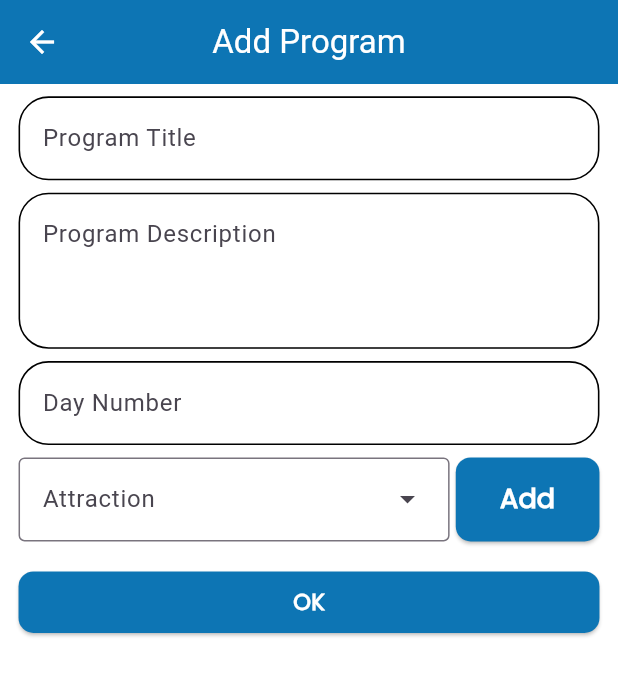
After one commit to hesham81/travel-go, a Flutter app: the ExploreProgram screen opened directly, after a tap on "New Program", on a phone screen of 412 x 824 dp. The commit adds this screen. Shown: the top 676 px of the screen. Run offline on Flutter 3.47's test engine with Material 3 defaults, Android fonts, the light colour scheme and no system bars; our stand-ins replace animate_do, bot_toast, chips_choice, cloud_firestore, country_picker, dash_chat_2 and 13 more; missing offline and left inert: awesome_alert, country_state_city_picker, email_otp, google_gemini, phone_form_field; accounts and stored records are empty; network calls fail; key blocks and very long unbroken strings in the code were emptied for the run.

Commit message:
ending of add programs and link it with attractions

```diff
--- a/lib/core/utils/attractions_db.dart
+++ b/lib/core/utils/attractions_db.dart
@@ -45,7 +45,8 @@ abstract class AttractionsDB {
     }
   }
 
-  static Future<bool> editAttraction(AttractionsModel lastModel ,AttractionsModel newModel ) async {
+  static Future<bool> editAttraction(
+      AttractionsModel lastModel, AttractionsModel newModel) async {
     try {
       QuerySnapshot querySnapshot = await _firestore
           .where(
@@ -66,4 +67,14 @@ abstract class AttractionsDB {
       return false;
     }
   }
+
+  static Future<List<AttractionsModel>> getAttractionsList() {
+   return  _collectionRef().get().then(
+          (value) => value.docs
+              .map(
+                (e) => e.data(),
+              )
+              .toList(),
+        );
+  }
 }
--- a/lib/core/utils/programs_collections.dart
+++ b/lib/core/utils/programs_collections.dart
@@ -13,14 +13,14 @@ abstract class ProgramsCollections {
     );
   }
 
-  static addProgram(Program model) async {
+  static Future<bool> addProgram(Program model) async {
     try {
       var id = IdGenerator.generateId(
           value1: model.programTitle, value2: model.programDetails);
       await _colRef().doc(id).set(model);
-      print("Done");
+      return Future.value(true);
     } catch (error) {
-      print("Error ${error}");
+      return Future.value(false);
     }
   }
 
@@ -33,4 +33,8 @@ abstract class ProgramsCollections {
               .toList(),
         );
   }
+  static Stream<QuerySnapshot<Program>> getStreamPrograms()
+  {
+    return _colRef().snapshots();
+  }
 }
--- a/lib/core/widget/dividers_word.dart
+++ b/lib/core/widget/dividers_word.dart
@@ -28,7 +28,7 @@ class DividersWord extends StatelessWidget {
             text,
             style: const TextStyle(
               fontSize: 12,
-              color: AppColors.blackColor,
+              color: AppColors.newBlueColor,
             ),
           ),
         ),
--- a/lib/main.dart
+++ b/lib/main.dart
@@ -6,6 +6,9 @@ import 'package:flutter_gemini/flutter_gemini.dart';
 import 'package:google_gemini/google_gemini.dart';
 import 'package:supabase_flutter/supabase_flutter.dart';
 import 'package:travel_go/modules/layout/pages/admin/pages/attractions/widget/selected_deleted_widget.dart';
+import 'package:travel_go/modules/layout/pages/admin/pages/programs/pages/delete_program.dart';
+import 'package:travel_go/modules/layout/pages/admin/pages/programs/pages/edit_program.dart';
+import 'package:travel_go/modules/layout/pages/admin/pages/programs/pages/new_program.dart';
 import 'package:travel_go/modules/layout/pages/manager/pages/manager_home/manager_home_screen.dart';
 import '/modules/layout/pages/admin/pages/attractions/pages/delete_attractions/pages/delete_selected_attraction.dart';
 import '/modules/layout/pages/admin/pages/attractions/pages/update_attractions/pages/selected_attraction.dart';
@@ -86,6 +89,9 @@ class MyApp extends StatelessWidget {
         ReservationScreen.routeName: (context) => ReservationScreen(),
         ManagerHomeScreen.routeName: (context) => ManagerHomeScreen(),
         SelectedDeletedWidget.routeName: (context) => SelectedDeletedWidget(),
+        NewProgram.routeName: (context) => NewProgram(),
+        EditProgram.routeName: (context) => EditProgram(),
+        DeleteProgram.routeName: (context) => DeleteProgram(),
       },
     );
   }
--- a/lib/models/trip_program_line.dart
+++ b/lib/models/trip_program_line.dart
@@ -31,4 +31,5 @@ class TripProgramLine {
       tripId: map['tripId'],
     );
   }
+
 }
--- a/lib/modules/layout/pages/admin/menna/adminhome.dart
+++ b/lib/modules/layout/pages/admin/menna/adminhome.dart
@@ -1,7 +1,7 @@
 import 'package:flutter/material.dart';
 import 'package:travel_go/core/theme/app_colors.dart';
 import 'package:travel_go/modules/layout/pages/admin/menna/trippp/trip_admin_screen.dart';
-import 'package:travel_go/modules/layout/pages/admin/pages/programs/pages/edit_programs.dart';
+import 'package:travel_go/modules/layout/pages/admin/pages/programs/pages/explore_programs.dart';
 import '/modules/layout/pages/admin/menna/trippp/trip_admin_bug.dart';
 import '/modules/layout/pages/admin/pages/attractions/pages/browse_attractions/pages/browse_attractions.dart';
 import '/modules/layout/pages/admin/pages/attractions/pages/delete_attractions/pages/delete_attraction.dart';
@@ -185,7 +185,7 @@ class AdminHomeScreen extends StatelessWidget {
     "Delete Trip": () => BrowseTripScreen(trips: trips),
     "New Trip": () => NewTripScreen(),
     "Update Trip": () => BrowseTripScreen(trips: trips),
-    "New Program": () => EditPrograms(),
+    "Programs": () => ExploreProgram(),
     "Assign Flight": () => Addflight(),
     "Assign Hotel": () => Addflight(),
     "Browse Flight": () => Browseflight(),
@@ -222,7 +222,7 @@ class AdminHomeScreen extends StatelessWidget {
             "Delete Trip",
             "New Trip",
             "Update Trip",
-            "New Program",
+            "Programs",
             "Assign Flight",
             "Assign Hotel"
           ]
--- /dev/null
+++ b/lib/modules/layout/pages/admin/pages/programs/pages/delete_program.dart
@@ -0,0 +1,15 @@
+import 'package:flutter/material.dart';
+import 'package:travel_go/modules/layout/pages/admin/menna/trippp/model/programs.dart';
+
+class DeleteProgram extends StatelessWidget {
+  static const routeName = '/delete_program';
+  const DeleteProgram({super.key});
+
+  @override
+  Widget build(BuildContext context) {
+    var model = ModalRoute.of(context)!.settings.arguments as Program;
+    var theme = Theme.of(context).textTheme;
+
+    return const Placeholder();
+  }
+}
--- /dev/null
+++ b/lib/modules/layout/pages/admin/pages/programs/pages/explore_programs.dart
@@ -0,0 +1,130 @@
+import 'package:flutter/material.dart';
+import '/core/extensions/align.dart';
+import '/core/extensions/extensions.dart';
+import '/core/utils/programs_collections.dart';
+import '/core/widget/custom_elevated_button.dart';
+import '/modules/layout/pages/admin/menna/trippp/model/programs.dart';
+import '/modules/layout/pages/admin/pages/programs/pages/new_program.dart';
+import '/modules/layout/pages/admin/pages/programs/widget/build_program_widget.dart';
+
+import '/core/theme/app_colors.dart';
+
+class ExploreProgram extends StatefulWidget {
+  const ExploreProgram({super.key});
+
+  @override
+  State<ExploreProgram> createState() => _ExploreProgramState();
+}
+
+class _ExploreProgramState extends State<ExploreProgram> {
+  TextEditingController searchController = TextEditingController();
+  List<Program> programs = [];
+
+  @override
+  void initState() {
+    super.initState();
+  }
+
+  @override
+  Widget build(BuildContext context) {
+    var theme = Theme.of(context).textTheme;
+    return Scaffold(
+      appBar: AppBar(
+        title: Text(
+          "Travel Go",
+          style: theme.titleLarge!.copyWith(
+            color: AppColors.whiteColor,
+          ),
+        ),
+      ),
+      body: SingleChildScrollView(
+        child: Column(
+          crossAxisAlignment: CrossAxisAlignment.stretch,
+          children: [
+            0.01.height.hSpace,
+            StreamBuilder(
+              stream: ProgramsCollections.getStreamPrograms(),
+              builder: (context, snapshot) {
+                if (!snapshot.hasData) {
+                  return Column(
+                    mainAxisAlignment: MainAxisAlignment.center,
+                    crossAxisAlignment: CrossAxisAlignment.center,
+                    children: [
+                      Icon(
+                        Icons.cloud_off,
+                        color: AppColors.newBlueColor,
+                        size: 180,
+                      ).center,
+                      0.01.height.hSpace,
+                      Text(
+                        "No Programs Available",
+                        style: theme.titleMedium!.copyWith(
+                          color: AppColors.newBlueColor,
+                        ),
+                      ).center,
+                    ],
+                  );
+                }
+                if (snapshot.connectionState == ConnectionState.waiting) {
+                  return Column(
+                    mainAxisAlignment: MainAxisAlignment.center,
+                    crossAxisAlignment: CrossAxisAlignment.center,
+                    children: [
+                      CircularProgressIndicator().center,
+                    ],
+                  );
+                }
+                if (snapshot.connectionState == ConnectionState.none) {
+                  return Column(
+                    mainAxisAlignment: MainAxisAlignment.center,
+                    crossAxisAlignment: CrossAxisAlignment.center,
+                    children: [
+                      Icon(
+                        Icons.signal_wifi_connected_no_internet_4_sharp,
+                        color: AppColors.newBlueColor,
+                        size: 180,
+                      ).center,
+                      0.01.height.hSpace,
+                      Text(
+                        "No Internet Connections",
+                        style: theme.titleMedium!.copyWith(
+                          color: AppColors.newBlueColor,
+                        ),
+                      ),
+                    ],
+                  );
+                }
+
+                programs = snapshot.data!.docs
+                    .map(
+                      (e) => e.data(),
+                    )
+                    .toList();
+                return ListView.separated(
+                  shrinkWrap: true,
+                  physics: NeverScrollableScrollPhysics(),
+                  itemBuilder: (context, index) => BuildProgramWidget(
+                    model: programs[index],
+                  ),
+                  separatorBuilder: (context, _) => 0.01.height.hSpace,
+                  itemCount: programs.length,
+                );
+              },
+            ),
+            0.01.height.hSpace,
+            CustomElevatedButton(
+              text: "New Program",
+              borderRadius: 10,
+              onPressed: () {
+                Navigator.pushNamed(
+                  context,
+                  NewProgram.routeName,
+                );
+              },
+            ),
+          ],
+        ).hPadding(0.03.width),
+      ),
+    );
+  }
+}
--- /dev/null
+++ b/lib/modules/layout/pages/admin/pages/programs/pages/new_program.dart
@@ -0,0 +1,184 @@
+import 'dart:developer';
+
+import 'package:flutter/material.dart';
+import 'package:flutter_easyloading/flutter_easyloading.dart';
+import '/core/services/bot_toast.dart';
+import '/core/utils/attractions_db.dart';
+import '/core/utils/programs_collections.dart';
+import '/core/widget/custom_elevated_button.dart';
+import '/models/attractions_model.dart';
+import '/modules/layout/pages/admin/menna/trippp/model/programs.dart';
+import '/modules/layout/pages/admin/pages/attractions/pages/new_attractions/pages/new_attraction.dart';
+import '/core/constant/app_assets.dart';
+import '/core/extensions/extensions.dart';
+import '/core/theme/app_colors.dart';
+import '/core/widget/custom_text_form_field.dart';
+import '/core/widget/numbers_text_form_field.dart';
+
+class NewProgram extends StatefulWidget {
+  static const routeName = '/new-program';
+
+  const NewProgram({super.key});
+
+  @override
+  State<NewProgram> createState() => _NewProgramState();
+}
+
+class _NewProgramState extends State<NewProgram> {
+  List<AttractionsModel> attractions = [];
+  var formKey = GlobalKey<FormState>();
+  var titleController = TextEditingController();
+  var descriptionController = TextEditingController();
+  var noOfDaysController = TextEditingController();
+  var selectedAttraction = TextEditingController();
+  late AttractionsModel attraction;
+
+  @override
+  void initState() {
+    super.initState();
+    AttractionsDB.getAttractionsList().then(
+      (value) {
+        attractions = value;
+      },
+    );
+  }
+
+  @override
+  Widget build(BuildContext context) {
+    var theme = Theme.of(context).textTheme;
+    return Scaffold(
+      resizeToAvoidBottomInset: true,
+      appBar: AppBar(
+        title: Text(
+          "Add Program",
+          style: theme.titleLarge!.copyWith(
+            color: AppColors.whiteColor,
+          ),
+        ),
+      ),
+      body: SingleChildScrollView(
+        child: Column(
+          children: [
+            0.01.height.hSpace,
+            Form(
+              key: formKey,
+              child: Column(
+                children: [
+                  CustomTextFormField(
+                    hintText: "Program Title",
+                    controller: titleController,
+                    validation: (value) =>
+                        titleController.text.isEmpty ? "Enter title" : null,
+                  ),
+                  0.01.height.hSpace,
+                  CustomTextFormField(
+                    hintText: "Program Description",
+                    controller: descriptionController,
+                    validation: (value) => descriptionController.text.isEmpty
+                        ? "Enter Description"
+                        : null,
+                    minLine: 3,
+                  ),
+                  0.01.height.hSpace,
+                  NumbersTextFormField(
+                    hintText: "Day Number ",
+                    validation: (value) => noOfDaysController.text.isEmpty
+                        ? "Enter Number Of Days"
+                        : null,
+                  ),
+                  0.01.height.hSpace,
+                  Row(
+                    children: [
+                      Expanded(
+                        flex: 3,
+                        child: DropdownMenu(
+                          width: double.maxFinite,
+                          hintText: "Attraction",
+                          controller: selectedAttraction,
+                          dropdownMenuEntries: [
+                            for (var attraction in attractions)
+                              DropdownMenuEntry(
+                                value: attraction,
+                                label: attraction.title,
+                              ),
+                          ],
+                        ),
+                      ),
+                      0.01.width.vSpace,
+                      Expanded(
+                        flex: 1,
+                        child: CustomElevatedButton(
+                          text: "Add",
+                          onPressed: () {
+                            Navigator.push(
+                              context,
+                              MaterialPageRoute(
+                                builder: (context) => NewAttraction(),
+                              ),
+                            );
+                          },
+                          textSize: 18,
+                          padding: EdgeInsets.symmetric(vertical: 15),
+                          borderRadius: 10,
+                        ),
+                      ),
+                    ],
+                  ),
+                  0.02.height.hSpace,
+                  Column(
+                    crossAxisAlignment: CrossAxisAlignment.stretch,
+                    children: [
+                      CustomElevatedButton(
+                        text: "OK",
+                        borderRadius: 10,
+                        onPressed: () async {
+                          if (formKey.currentState!.validate() &&
+                              selectedAttraction.text.isNotEmpty) {
+                            EasyLoading.show();
+                            for (var element in attractions) {
+                              if (element.title == selectedAttraction.text) {
+                                attraction = element;
+                                break;
+                              }
+                            }
+                            Program program = Program(
+                              programTitle: titleController.text,
+                              programDetails: descriptionController.text,
+                              attraction: attraction,
+                              dayNumber:
+                                  int.tryParse(noOfDaysController.text) ?? 1,
+                            );
+                            await ProgramsCollections.addProgram(program)
+                                .then((value) {
+                              if (value) {
+                                EasyLoading.dismiss();
+                                BotToastServices.showSuccessMessage(
+                                  "Program Added Successfully",
+                                );
+                                Navigator.pop(context);
+                              } else {
+                                EasyLoading.dismiss();
+                                BotToastServices.showErrorMessage(
+                                  "Check Your Data",
+                                );
+                              }
+                            });
+                          } else {
+                            EasyLoading.dismiss();
+                            BotToastServices.showErrorMessage(
+                              "Check Your Data",
+                            );
+                          }
+                        },
+                      ),
+                    ],
+                  ),
+                ],
+              ).hPadding(0.03.width),
+            ),
+          ],
+        ),
+      ),
+    );
+  }
+}
```
Also changed, not shown: lib/modules/layout/pages/admin/pages/admin_home.dart (+4 -4 lines), lib/modules/layout/pages/admin/pages/programs/pages/edit_program.dart (added, +179 -0 lines), lib/modules/layout/pages/admin/pages/programs/pages/edit_programs.dart (deleted, +0 -45 lines), lib/modules/layout/pages/admin/pages/programs/widget/build_program_widget.dart (added, +111 -0 lines).
